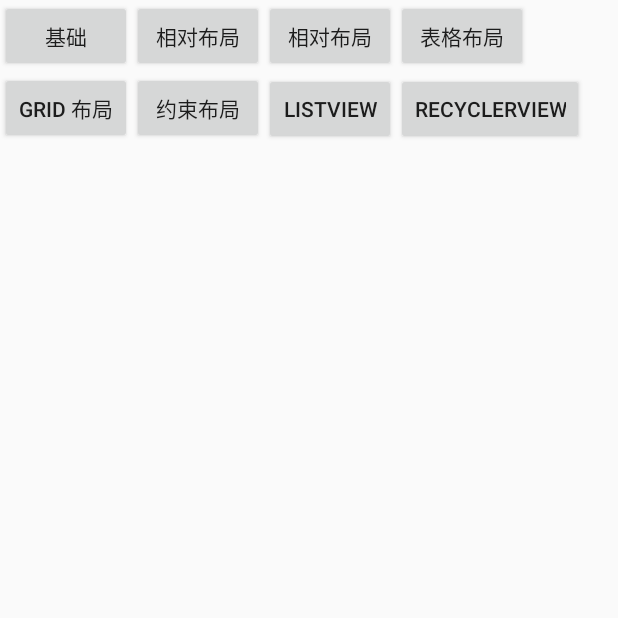
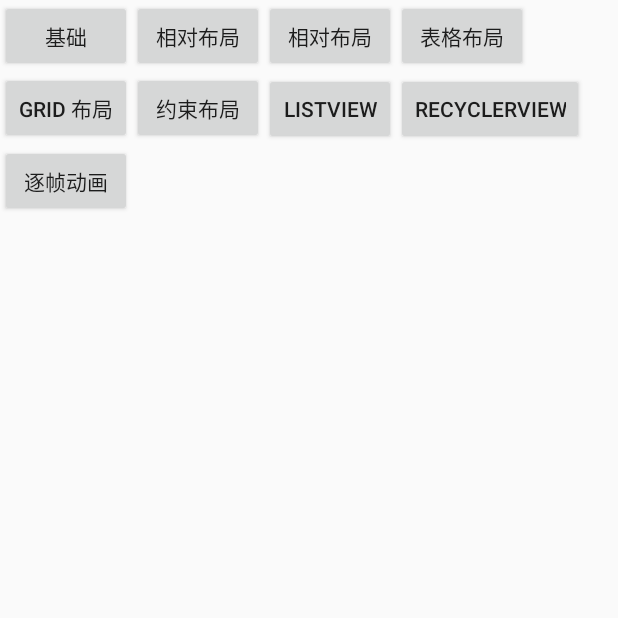
Before and after one commit to miniocean404-android/learn_android_java, an Android app: the screen it shows after launch (MainActivity), on a phone screen of 412 x 824 dp, the top half of it. Run offline under Robolectric (Android 15) with nearby library versions, the light colour scheme and no system bars.

Commit message:
feature: 逐帧动画

```diff
--- a/app/src/main/AndroidManifest.xml
+++ b/app/src/main/AndroidManifest.xml
@@ -35,5 +35,6 @@
         <activity android:name=".activity.ListViewActivity" />
         <activity android:name=".activity.ConstraintLayoutActivity" />
         <activity android:name="com.example.learnandroidjava.activity.RecyclerViewActivity" />
+        <activity android:name="com.example.learnandroidjava.activity.FrameByFrameActivity" />
     </application>
 </manifest>
--- a/app/src/main/java/com/example/learnandroidjava/MainActivity.java
+++ b/app/src/main/java/com/example/learnandroidjava/MainActivity.java
@@ -13,6 +13,7 @@
 
 import com.example.learnandroidjava.activity.BaseActivity;
 import com.example.learnandroidjava.activity.ConstraintLayoutActivity;
+import com.example.learnandroidjava.activity.FrameByFrameActivity;
 import com.example.learnandroidjava.activity.FrameLayoutActivity;
 import com.example.learnandroidjava.activity.GridLayoutActivity;
 import com.example.learnandroidjava.activity.ListViewActivity;
@@ -36,6 +37,7 @@
         jump(this,R.id.go_constraint_layout_btn, ConstraintLayoutActivity.class);
         jump(this,R.id.go_list_view_btn, ListViewActivity.class);
         jump(this,R.id.go_recycler_view_btn, RecyclerViewActivity.class);
+        jump(this,R.id.go_frame_by_frame_btn, FrameByFrameActivity.class);
     }
 
     private void jump(Activity activity,@IdRes int id,Class<?> cls){
--- a/app/src/main/java/com/example/learnandroidjava/activity/BaseActivity.kt
+++ b/app/src/main/java/com/example/learnandroidjava/activity/BaseActivity.kt
@@ -66,7 +66,7 @@
         /*
           触摸事件
           当返回值为true时，表示事件已经被处理，不会再传递给 onClick onLong 监听器
-         */learn_button_event.setOnTouchListener { view, event ->
+         */learn_button_event.setOnTouchListener { _, event ->
             Log.e(tag, "触摸事件触发" + event.action)
             false
         }
--- a/app/src/main/res/layout/activity_main.xml
+++ b/app/src/main/res/layout/activity_main.xml
@@ -73,4 +73,10 @@
         android:layout_width="wrap_content"
         android:layout_height="wrap_content"/>
 
+    <Button
+        android:text="逐帧动画"
+        android:id="@+id/go_frame_by_frame_btn"
+        android:layout_width="wrap_content"
+        android:layout_height="wrap_content"/>
+
 </GridLayout>
--- /dev/null
+++ b/app/src/main/res/layout/animation_tween.xml
@@ -0,0 +1,6 @@
+<?xml version="1.0" encoding="utf-8"?>
+<androidx.constraintlayout.widget.ConstraintLayout xmlns:android="http://schemas.android.com/apk/res/android"
+    android:layout_width="match_parent"
+    android:layout_height="match_parent">
+
+</androidx.constraintlayout.widget.ConstraintLayout>
```
Also changed, not shown: app/src/main/java/com/example/learnandroidjava/activity/FrameByFrameActivity.kt (added, +30 -0 lines), app/src/main/res/drawable/beng.xml (added, +9 -0 lines), app/src/main/res/layout/animation_frame_by_frame.xml (added, +8 -0 lines), app/src/main/res/drawable/frame1.png (added), app/src/main/res/drawable/frame2.png (added), app/src/main/res/drawable/frame3.png (added), app/src/main/res/drawable/frame4.png (added), app/src/main/res/drawable/frame5.png (added), app/src/main/res/drawable/frame6.png (added).
